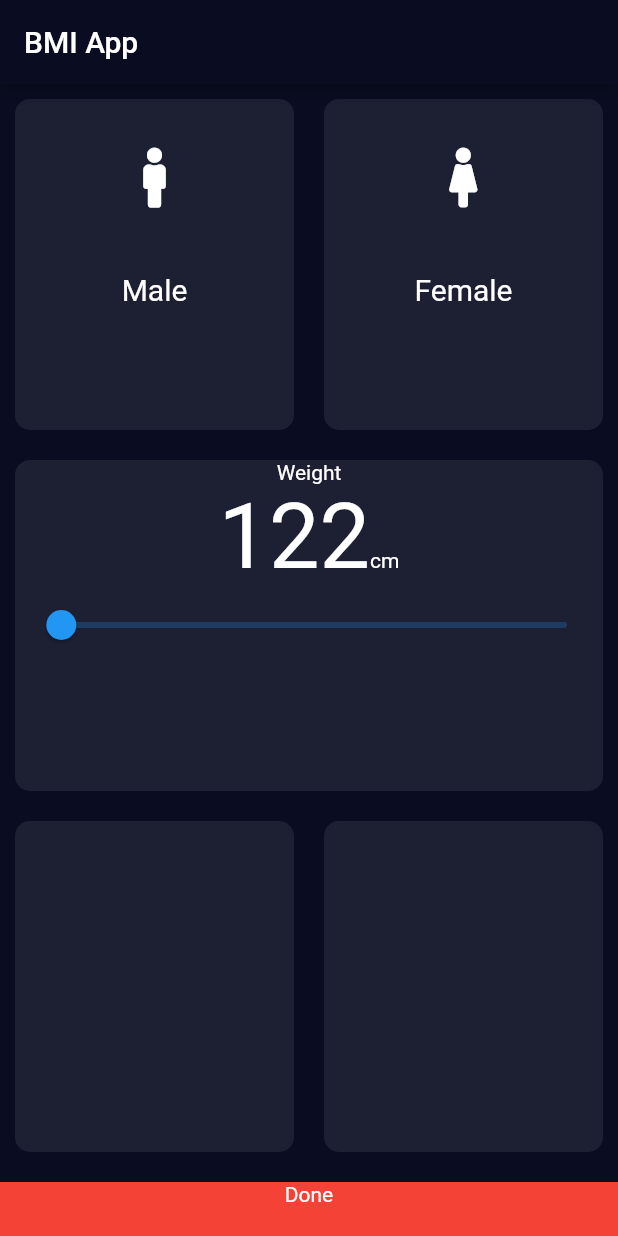
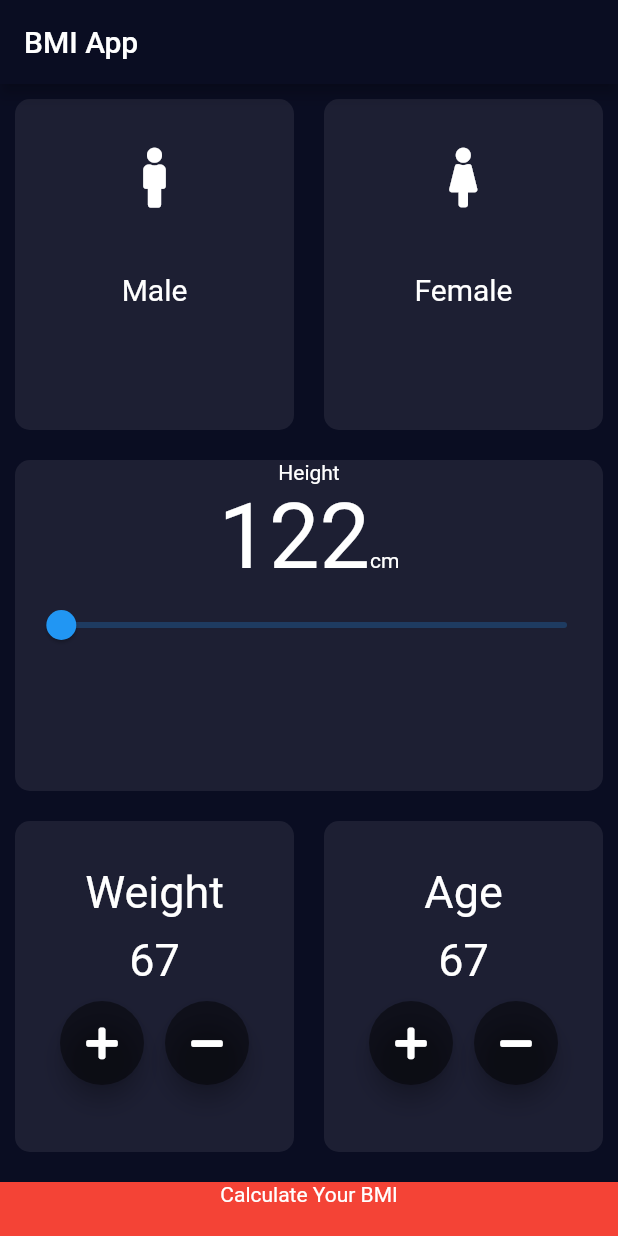
Before and after one commit to Mohammad-Haseeb/Body-Mass-Index-App, a Flutter app: the screen it shows after launch, on a phone screen of 412 x 824 dp. Run offline on Flutter 3.47's test engine with Material 2 defaults, Android fonts, the phone set to English and light mode, and no system bars; our stand-ins replace font_awesome_flutter; missing offline and left inert: dart:ffi.

Commit message:
front Screen Add

```diff
--- a/lib/bottom_Button.dart
+++ b/lib/bottom_Button.dart
@@ -9,7 +9,7 @@ class bottom_button extends StatelessWidget {
     return Container(
       child: Center(
         child: Text(
-            "Done"
+            "Calculate Your BMI"
         ),
       ),
       color: Colors.red,
--- a/lib/input_Page.dart
+++ b/lib/input_Page.dart
@@ -28,7 +28,10 @@ class _Input_PageState extends State<Input_Page> {
     return MaterialApp(
       theme: ThemeData.dark().copyWith(
           scaffoldBackgroundColor: Color(0xFF0A0D22),
-          primaryColor: Color(0xFF0A0D22)),
+          primaryColor: Color(0xFF0A0D22),
+          accentColor: Colors.black45,
+      ),
+
       home: Scaffold(
           appBar: AppBar(
             title: Text("BMI App"),
@@ -84,7 +87,7 @@ class _Input_PageState extends State<Input_Page> {
                             widget:Column(
                               crossAxisAlignment:CrossAxisAlignment.center,
                               children: [
-                                Text("Weight"),
+                                Text("Height"),
                                 Row(
                                   mainAxisAlignment: MainAxisAlignment.center,
                                   crossAxisAlignment: CrossAxisAlignment.baseline,
@@ -124,11 +127,101 @@ class _Input_PageState extends State<Input_Page> {
                         Expanded(
                           child: resuable_cards(
                             Colour:unSelected_Colour,
+                            widget: Padding(
+                              padding: const EdgeInsets.all(30.0),
+                              child: Column(
+                                children: [
+                                  Text("Weight" ,style: TextStyle(
+                                    fontSize: 30.0
+                                  ),),
+                                  SizedBox(
+                                    height: 10.0,
+                                  ),
+                                  Text("67",style: TextStyle(
+                                      fontSize: 30.0
+
+                                  ),),SizedBox(
+                                    height: 10.0,
+                                  ),
+                                  Row(
+                                    mainAxisAlignment: MainAxisAlignment.spaceBetween,
+                                    children: [
+                                      Theme(
+                                        data: ThemeData(
+                                          accentColor: Colors.black45
+                                        ),
+                                        child: FloatingActionButton(onPressed: (){
+                                        },
+                                          child: Icon(FontAwesomeIcons.plus),
+
+                                        ),
+                                      ),
+                                      Theme(
+                                        data: ThemeData(
+                                            accentColor: Colors.black45
+                                        ),
+                                        child: FloatingActionButton(onPressed: (){                                      print("Hello");
+                                        },
+                                          child: Icon(FontAwesomeIcons.minus),
+
+                                        ),
+                                      ),
+                                    ],
+                                  )
+                                ],
+                              ),
+                            ),
+
+
                           ),
                         ),
                         Expanded(
                           child: resuable_cards(
                             Colour: unSelected_Colour,
+                            widget: Padding(
+                              padding: const EdgeInsets.all(30.0),
+                              child: Column(
+                                children: [
+                                  Text("Age" ,style: TextStyle(
+                                      fontSize: 30.0
+                                  ),),
+                                  SizedBox(
+                                    height: 10.0,
+                                  ),
+                                  Text("67",style: TextStyle(
+                                      fontSize: 30.0
+
+                                  ),),SizedBox(
+                                    height: 10.0,
+                                  ),
+                                  Row(
+                                    mainAxisAlignment: MainAxisAlignment.spaceBetween,
+                                    children: [
+                                      Theme(
+                                        data: ThemeData(
+                                            accentColor: Colors.black45
+                                        ),
+                                        child: FloatingActionButton(onPressed: (){
+                                        },
+                                          child: Icon(FontAwesomeIcons.plus),
+
+                                        ),
+                                      ),
+                                      Theme(
+                                        data: ThemeData(
+                                            accentColor: Colors.black45
+                                        ),
+                                        child: FloatingActionButton(onPressed: (){                                      print("Hello");
+                                        },
+                                          child: Icon(FontAwesomeIcons.minus),
+
+                                        ),
+                                      ),
+                                    ],
+                                  )
+                                ],
+                              ),
+                            ),
                           ),
                         )
                       ],
```
